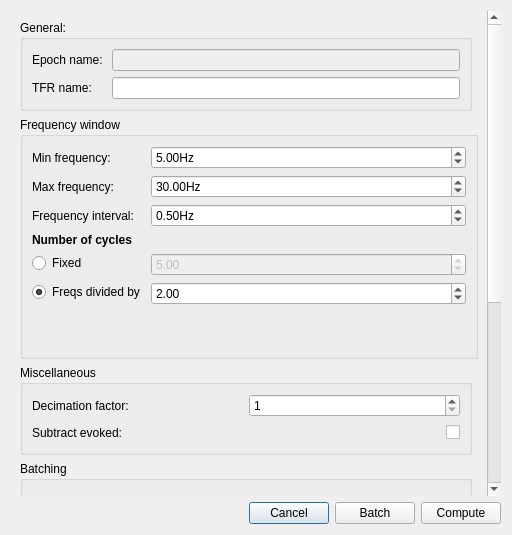
Qt form designer_ui_files/TFRDialogUi.ui (cibr-jyu/meggie) before a commit.
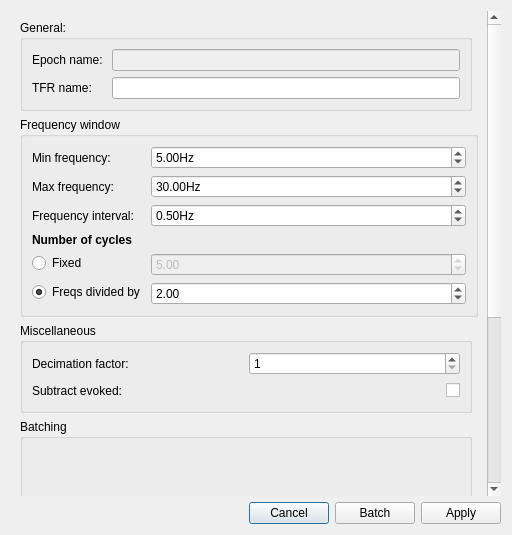
The same form after that commit.

```diff
--- a/designer_ui_files/TFRDialogUi.ui
+++ b/designer_ui_files/TFRDialogUi.ui
@@ -46,7 +46,7 @@
      <item>
       <widget class="QPushButton" name="pushButtonCompute">
        <property name="text">
-        <string>Compute</string>
+        <string>Apply</string>
        </property>
       </widget>
      </item>
@@ -66,13 +66,13 @@
         <x>0</x>
         <y>0</y>
         <width>480</width>
-        <height>800</height>
+        <height>783</height>
        </rect>
       </property>
       <property name="minimumSize">
        <size>
         <width>0</width>
-        <height>800</height>
+        <height>0</height>
        </size>
       </property>
       <layout class="QGridLayout" name="gridLayout_4">
@@ -365,7 +365,7 @@
            <widget class="QWidget" name="widgetBatchContainer" native="true">
             <property name="minimumSize">
              <size>
-              <width>0</width>
+              <width>300</width>
               <height>300</height>
              </size>
             </property>
@@ -374,6 +374,19 @@
          </layout>
         </widget>
        </item>
+       <item row="6" column="0">
+        <spacer name="verticalSpacer">
+         <property name="orientation">
+          <enum>Qt::Vertical</enum>
+         </property>
+         <property name="sizeHint" stdset="0">
+          <size>
+           <width>20</width>
+           <height>40</height>
+          </size>
+         </property>
+        </spacer>
+       </item>
       </layout>
      </widget>
     </widget>
```
Left out of the diff: 14 changed lines with no effect on the pictures.
